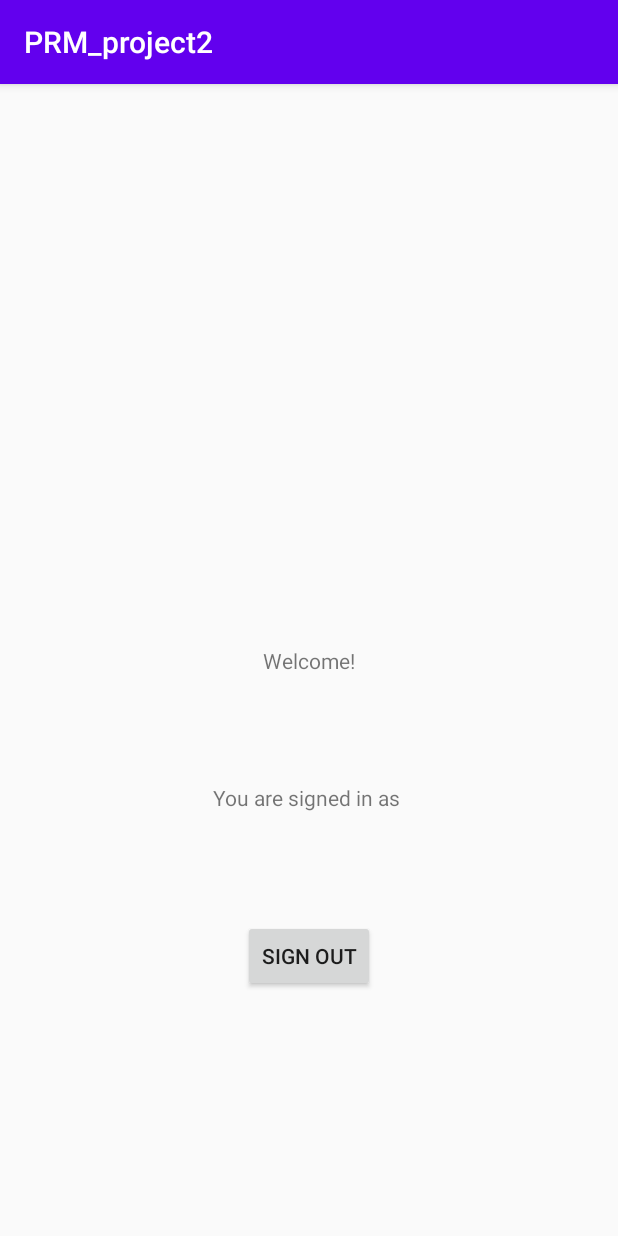
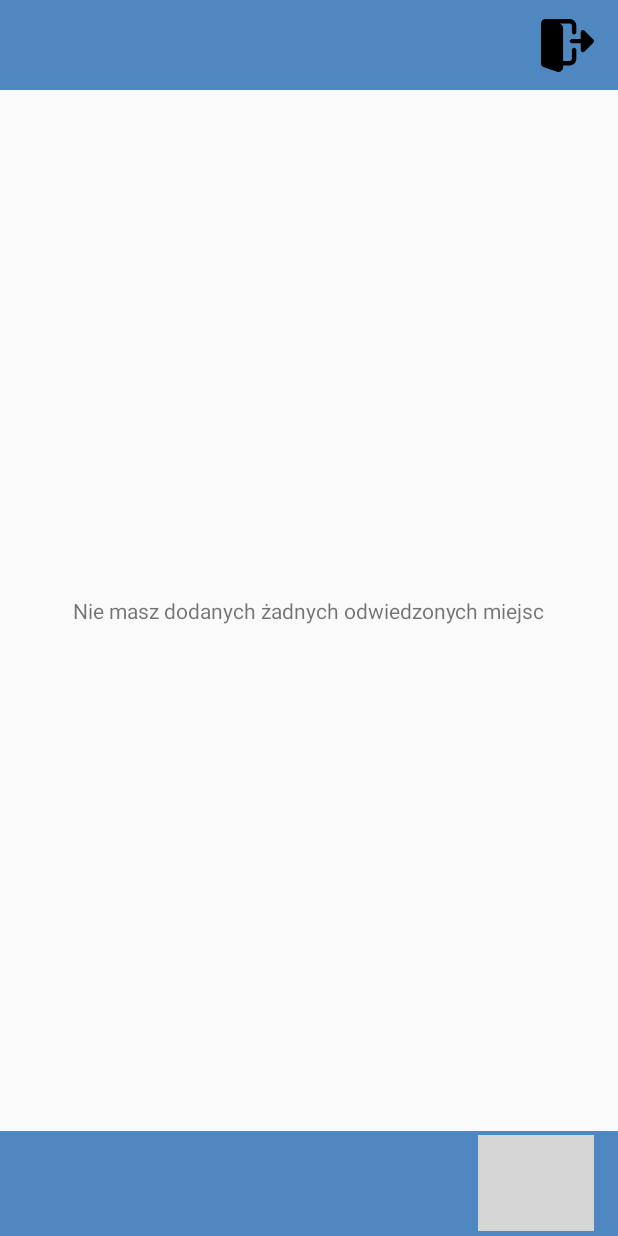
Before and after one commit to debluz/PRM_project2, an Android app: the LocationsActivity screen opened directly, with no data from a screen before it, on a phone screen of 412 x 824 dp. Run offline under Robolectric (Android 15) with nearby library versions, the phone set to English and light mode, and no system bars; our stand-ins replace Firebase (no records; nobody signed in at launch, a user with empty details on screens opened directly); libraries missing offline, so code that uses them is left out: com.firebase.ui; grey boxes are pictures that could not be loaded.

Commit message:
Locations display finished

```diff
--- a/app/build.gradle
+++ b/app/build.gradle
@@ -34,10 +34,14 @@ dependencies {
     implementation 'androidx.constraintlayout:constraintlayout:1.1.3'
     implementation 'com.google.firebase:firebase-auth-ktx:19.3.1'
     implementation 'com.google.firebase:firebase-database-ktx:19.3.1'
+    implementation 'com.google.firebase:firebase-firestore-ktx:21.4.3'
     implementation 'com.google.firebase:firebase-auth:19.3.1'
     implementation 'com.firebaseui:firebase-ui-auth:6.2.0'
     implementation 'com.google.android.gms:play-services-auth:18.0.0'
+    implementation 'com.google.android.material:material:1.1.0'
     testImplementation 'junit:junit:4.12'
     androidTestImplementation 'androidx.test.ext:junit:1.1.1'
     androidTestImplementation 'androidx.test.espresso:espresso-core:3.2.0'
+    implementation 'androidx.recyclerview:recyclerview:1.1.0'
+    implementation 'androidx.cardview:cardview:1.0.0'
 }
--- a/app/src/main/AndroidManifest.xml
+++ b/app/src/main/AndroidManifest.xml
@@ -11,7 +11,8 @@
         android:roundIcon="@mipmap/ic_launcher_round"
         android:supportsRtl="true"
         android:theme="@style/AppTheme">
-        <activity android:name=".LocationsActivity"></activity>
+        <activity android:name=".AddLocationActivity"></activity>
+        <activity android:name=".LocationsActivity" />
         <activity android:name=".MainActivity">
             <intent-filter>
                 <action android:name="android.intent.action.MAIN" />
--- a/app/src/main/java/com/example/prm_project2/LocationsActivity.kt
+++ b/app/src/main/java/com/example/prm_project2/LocationsActivity.kt
@@ -3,23 +3,51 @@ package com.example.prm_project2
 import android.content.Intent
 import androidx.appcompat.app.AppCompatActivity
 import android.os.Bundle
+import android.util.Log
 import android.view.View
 import android.widget.Toast
+import androidx.recyclerview.widget.LinearLayoutManager
+import androidx.recyclerview.widget.RecyclerView
+import com.example.prm_project2.db.User
+import com.example.prm_project2.db.VisitedLocation
 import com.firebase.ui.auth.AuthUI
 import com.google.firebase.auth.ktx.auth
+import com.google.firebase.firestore.FirebaseFirestore
+import com.google.firebase.firestore.ktx.firestore
+import com.google.firebase.firestore.ktx.toObject
+import com.google.firebase.firestore.ktx.toObjects
 import com.google.firebase.ktx.Firebase
 import kotlinx.android.synthetic.main.activity_locations.*
 
-class LocationsActivity : AppCompatActivity() {
+class LocationsActivity : AppCompatActivity(), OnItemListener {
+    private lateinit var db: FirebaseFirestore
+    private lateinit var myAdapter: MyAdapter
 
     override fun onCreate(savedInstanceState: Bundle?) {
         super.onCreate(savedInstanceState)
         setContentView(R.layout.activity_locations)
-
+        db = Firebase.firestore
         val user = Firebase.auth.currentUser
 
-        if(user != null){
-            userInfoText.text = "You are signed in as ${user.displayName}"
+        if(user != null) {
+            val locationsDocRef = db.collection("users").document(user.uid).collection("locations")
+            locationsDocRef.get()
+                .addOnSuccessListener {
+                    //Log.d("FirebaseInfo", "locations size: ${it.size()}")
+                    if (it.size() > 0) {
+                        val listLocations = it.toObjects<VisitedLocation>()
+                        recyclerView.apply {
+                            layoutManager = LinearLayoutManager(this@LocationsActivity)
+                            myAdapter = MyAdapter(listLocations, this@LocationsActivity)
+                            adapter = myAdapter
+                        }
+                    } else {
+                        noLocationsInfo.text = "Nie masz dodanych żadnych odwiedzonych miejsc"
+                    }
+                }
+                .addOnFailureListener { e ->
+                    Log.w("FirebaseInfo", "Error reading document", e)
+                }
         }
     }
 
@@ -33,4 +61,16 @@ class LocationsActivity : AppCompatActivity() {
                 startActivity(Intent(this, MainActivity::class.java))
             }
     }
+
+    override fun onItemClick(position: Int) {
+        TODO("Not yet implemented")
+    }
+
+    override fun onItemLongClick(position: Int) {
+        TODO("Not yet implemented")
+    }
+
+    fun addLocation(view: View) {
+        startActivity(Intent())
+    }
 }
--- /dev/null
+++ b/app/src/main/res/drawable-v24/logout__1_.xml
@@ -0,0 +1,12 @@
+<vector xmlns:android="http://schemas.android.com/apk/res/android" xmlns:aapt="http://schemas.android.com/aapt"
+    android:viewportWidth="512.0053"
+    android:viewportHeight="512"
+    android:width="35dp"
+    android:height="35dp">
+    <path
+        android:pathData="M320 277.335938c-11.796875 0 -21.332031 9.558593 -21.332031 21.332031v85.335937c0 11.753906 -9.558594 21.332032 -21.335938 21.332032h-64v-320c0 -18.21875 -11.605469 -34.496094 -29.054687 -40.554688l-6.316406 -2.113281h99.371093c11.777344 0 21.335938 9.578125 21.335938 21.335937v64c0 11.773438 9.535156 21.332032 21.332031 21.332032s21.332031 -9.558594 21.332031 -21.332032v-64c0 -35.285156 -28.714843 -63.99999975 -64 -63.99999975h-229.332031c-0.8125 0 -1.492188 0.3632818 -2.28125 0.4687498 -1.027344 -0.085937 -2.007812 -0.4687498 -3.050781 -0.4687498 -23.53125 0 -42.667969 19.13281275 -42.667969 42.66406275v384c0 18.21875 11.605469 34.496093 29.054688 40.554687l128.386718 42.796875c4.351563 1.34375 8.679688 1.984375 13.226563 1.984375 23.53125 0 42.664062 -19.136718 42.664062 -42.667968v-21.332032h64c35.285157 0 64 -28.714844 64 -64v-85.335937c0 -11.773438 -9.535156 -21.332031 -21.332031 -21.332031zm0 0"
+        android:fillColor="#000000" />
+    <path
+        android:pathData="M505.75 198.253906l-85.335938 -85.332031c-6.097656 -6.101563 -15.273437 -7.9375 -23.25 -4.632813 -7.957031 3.308594 -13.164062 11.09375 -13.164062 19.714844v64h-85.332031c-11.777344 0 -21.335938 9.554688 -21.335938 21.332032 0 11.777343 9.558594 21.332031 21.335938 21.332031h85.332031v64c0 8.621093 5.207031 16.40625 13.164062 19.714843 7.976563 3.304688 17.152344 1.46875 23.25 -4.628906l85.335938 -85.335937c8.339844 -8.339844 8.339844 -21.824219 0 -30.164063zm0 0"
+        android:fillColor="#000000" />
+</vector>
--- /dev/null
+++ b/app/src/main/res/drawable/ic_plus.xml
@@ -0,0 +1,10 @@
+<vector android:height="60dp"
+    android:viewportHeight="388.702"
+    android:viewportWidth="388.702"
+    android:width="60dp"
+    xmlns:android="http://schemas.android.com/apk/res/android">
+    <path android:fillColor="#2196F3" android:pathData="M194.351,10.449c101.566,0 183.902,82.336 183.902,183.902s-82.336,183.902 -183.902,183.902S10.449,295.917 10.449,194.351l0,0C10.16,93.074 92.027,10.738 193.305,10.449C193.653,10.448 194.002,10.448 194.351,10.449zM298.841,215.249v-41.796h-83.592V89.861h-41.796v83.592H89.861v41.796h83.592v83.592h41.796v-83.592H298.841z"/>
+    <path android:fillColor="#D4E1F4" android:pathData="M298.841,173.453l0,41.796l-83.592,0l0,83.592l-41.796,0l0,-83.592l-83.592,0l0,-41.796l83.592,0l0,-83.592l41.796,0l0,83.592z"/>
+    <path android:fillColor="#262929" android:pathData="M194.351,388.702C87.014,388.702 0,301.688 0,194.351C0,87.014 87.014,0 194.351,0c107.337,0 194.351,87.014 194.351,194.351c0,0 0,0 0,0C388.415,301.569 301.569,388.415 194.351,388.702zM194.351,20.898c-95.795,0 -173.453,77.658 -173.453,173.453s77.658,173.453 173.453,173.453s173.453,-77.658 173.453,-173.453S290.147,20.898 194.351,20.898L194.351,20.898z"/>
+    <path android:fillColor="#272525" android:pathData="M215.249,309.29h-41.796c-5.771,0 -10.449,-4.678 -10.449,-10.449v-73.143H89.861c-5.771,0 -10.449,-4.678 -10.449,-10.449v-41.796c0,-5.771 4.678,-10.449 10.449,-10.449h73.143V89.861c0,-5.771 4.678,-10.449 10.449,-10.449h41.796c5.771,0 10.449,4.678 10.449,10.449v73.143h73.143c5.771,0 10.449,4.678 10.449,10.449v41.796c0,5.771 -4.678,10.449 -10.449,10.449h-73.143v73.143C225.698,304.612 221.02,309.29 215.249,309.29zM183.902,288.392H204.8v-73.143c0,-5.771 4.678,-10.449 10.449,-10.449h73.143v-20.898h-73.143c-5.771,0 -10.449,-4.678 -10.449,-10.449V100.31h-20.898v73.143c0,5.771 -4.678,10.449 -10.449,10.449H100.31V204.8h73.143c5.771,0 10.449,4.678 10.449,10.449V288.392z"/>
+</vector>
--- a/app/src/main/res/layout/activity_locations.xml
+++ b/app/src/main/res/layout/activity_locations.xml
@@ -6,34 +6,91 @@
     android:layout_height="match_parent"
     tools:context=".LocationsActivity">
 
-    <TextView
-        android:id="@+id/welcomeText"
-        android:layout_width="wrap_content"
-        android:layout_height="wrap_content"
-        android:text="Welcome!"
-        app:layout_constraintBottom_toBottomOf="parent"
+
+    <androidx.recyclerview.widget.RecyclerView
+        android:id="@+id/recyclerView"
+        android:layout_width="match_parent"
+        android:layout_height="0dp"
+        app:layout_constraintBottom_toTopOf="@+id/toolbar2"
         app:layout_constraintEnd_toEndOf="parent"
+        app:layout_constraintHorizontal_bias="0.0"
         app:layout_constraintStart_toStartOf="parent"
-        app:layout_constraintTop_toTopOf="parent" />
+        app:layout_constraintTop_toBottomOf="@+id/toolbar"
+        app:layout_constraintVertical_bias="0.0" />
 
-    <Button
-        android:id="@+id/button"
-        android:layout_width="wrap_content"
-        android:layout_height="wrap_content"
-        android:text="sign out"
+    <androidx.appcompat.widget.Toolbar
+        android:id="@+id/toolbar"
+        android:layout_width="match_parent"
+        android:layout_height="60dp"
+        android:background="#4F87C1"
+        android:minHeight="?attr/actionBarSize"
+        android:theme="?attr/actionBarTheme"
+        app:layout_constraintEnd_toEndOf="parent"
+        app:layout_constraintHorizontal_bias="0.0"
+        app:layout_constraintStart_toStartOf="parent"
+        app:layout_constraintTop_toTopOf="parent">
+
+        <androidx.constraintlayout.widget.ConstraintLayout
+            android:layout_width="match_parent"
+            android:layout_height="match_parent">
+
+            <ImageButton
+                android:id="@+id/imageButton4"
+                android:layout_width="36dp"
+                android:layout_height="41dp"
+                android:layout_marginEnd="16dp"
+                android:background="@android:color/transparent"
                 android:onClick="signOut"
                 app:layout_constraintBottom_toBottomOf="parent"
                 app:layout_constraintEnd_toEndOf="parent"
+                app:layout_constraintHorizontal_bias="1.0"
                 app:layout_constraintStart_toStartOf="parent"
-        app:layout_constraintTop_toBottomOf="@+id/welcomeText" />
+                app:layout_constraintTop_toTopOf="parent"
+                app:srcCompat="@drawable/logout__1_" />
+
+        </androidx.constraintlayout.widget.ConstraintLayout>
+    </androidx.appcompat.widget.Toolbar>
+
+    <androidx.appcompat.widget.Toolbar
+        android:id="@+id/toolbar2"
+        android:layout_width="match_parent"
+        android:layout_height="70dp"
+        android:background="#4F87C1"
+        android:minHeight="?attr/actionBarSize"
+        android:theme="?attr/actionBarTheme"
+        app:layout_constraintBottom_toBottomOf="parent"
+        app:layout_constraintEnd_toEndOf="parent"
+        app:layout_constraintStart_toStartOf="parent">
+
+        <androidx.constraintlayout.widget.ConstraintLayout
+            android:layout_width="match_parent"
+            android:layout_height="wrap_content">
+
+            <ImageButton
+                android:id="@+id/imageButton2"
+                android:layout_width="77dp"
+                android:layout_height="64dp"
+                android:layout_marginEnd="16dp"
+                android:background="@color/fui_transparent"
+                app:layout_constraintBottom_toBottomOf="parent"
+                app:layout_constraintEnd_toEndOf="parent"
+                app:layout_constraintHorizontal_bias="1.0"
+                app:layout_constraintStart_toStartOf="parent"
+                app:layout_constraintTop_toTopOf="parent"
+                app:srcCompat="@drawable/ic_plus"
+                android:onClick="addLocation"/>
+        </androidx.constraintlayout.widget.ConstraintLayout>
+
+    </androidx.appcompat.widget.Toolbar>
 
     <TextView
-        android:id="@+id/userInfoText"
+        android:id="@+id/noLocationsInfo"
         android:layout_width="wrap_content"
         android:layout_height="wrap_content"
-        android:text="TextView"
-        app:layout_constraintBottom_toTopOf="@+id/button"
-        app:layout_constraintEnd_toEndOf="parent"
-        app:layout_constraintStart_toStartOf="parent"
-        app:layout_constraintTop_toBottomOf="@+id/welcomeText" />
+        android:elevation="5dp"
+        app:layout_constraintBottom_toBottomOf="@+id/recyclerView"
+        app:layout_constraintEnd_toEndOf="@+id/recyclerView"
+        app:layout_constraintStart_toStartOf="@+id/recyclerView"
+        app:layout_constraintTop_toTopOf="@+id/recyclerView" />
+
 </androidx.constraintlayout.widget.ConstraintLayout>
--- a/app/src/main/res/values/styles.xml
+++ b/app/src/main/res/values/styles.xml
@@ -1,7 +1,7 @@
 <resources>
 
     <!-- Base application theme. -->
-    <style name="AppTheme" parent="Theme.AppCompat.Light.DarkActionBar">
+    <style name="AppTheme" parent="Theme.AppCompat.Light.NoActionBar">
         <!-- Customize your theme here. -->
         <item name="colorPrimary">@color/colorPrimary</item>
         <item name="colorPrimaryDark">@color/colorPrimaryDark</item>
--- a/build.gradle
+++ b/build.gradle
@@ -8,7 +8,7 @@ buildscript {
 
     }
     dependencies {
-        classpath 'com.android.tools.build:gradle:3.6.3'
+        classpath 'com.android.tools.build:gradle:4.0.0'
         classpath "org.jetbrains.kotlin:kotlin-gradle-plugin:$kotlin_version"
         classpath 'com.google.gms:google-services:4.3.3'
 
```
Also changed, not shown: app/src/main/java/com/example/prm_project2/AddLocationActivity.kt (added, +11 -0 lines), app/src/main/java/com/example/prm_project2/MyAdapter.kt (added, +51 -0 lines), app/src/main/java/com/example/prm_project2/db/User.kt (+5 -4 lines), app/src/main/java/com/example/prm_project2/db/VisitedLocation.kt (added, +15 -0 lines), app/src/main/java/com/example/prm_project2/db/VisitedLocations.kt (deleted, +0 -15 lines), app/src/main/res/drawable-v24/twotone_map_24.xml (added, +15 -0 lines), app/src/main/res/drawable/ic_map.xml (added, +5 -0 lines), app/src/main/res/drawable/ic_photo.xml (added, +8 -0 lines), app/src/main/res/layout/activity_add_location.xml (added, +9 -0 lines), app/src/main/res/layout/item_location.xml (added, +74 -0 lines), gradle/wrapper/gradle-wrapper.properties. Lines whose indentation alone changed are shown as unchanged.
